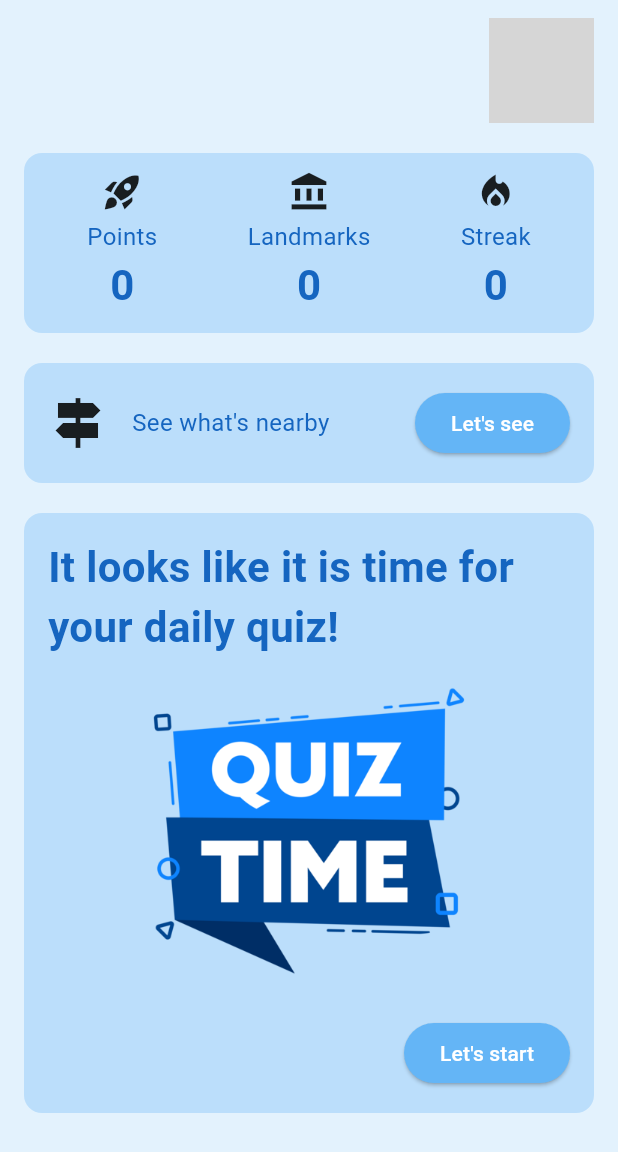
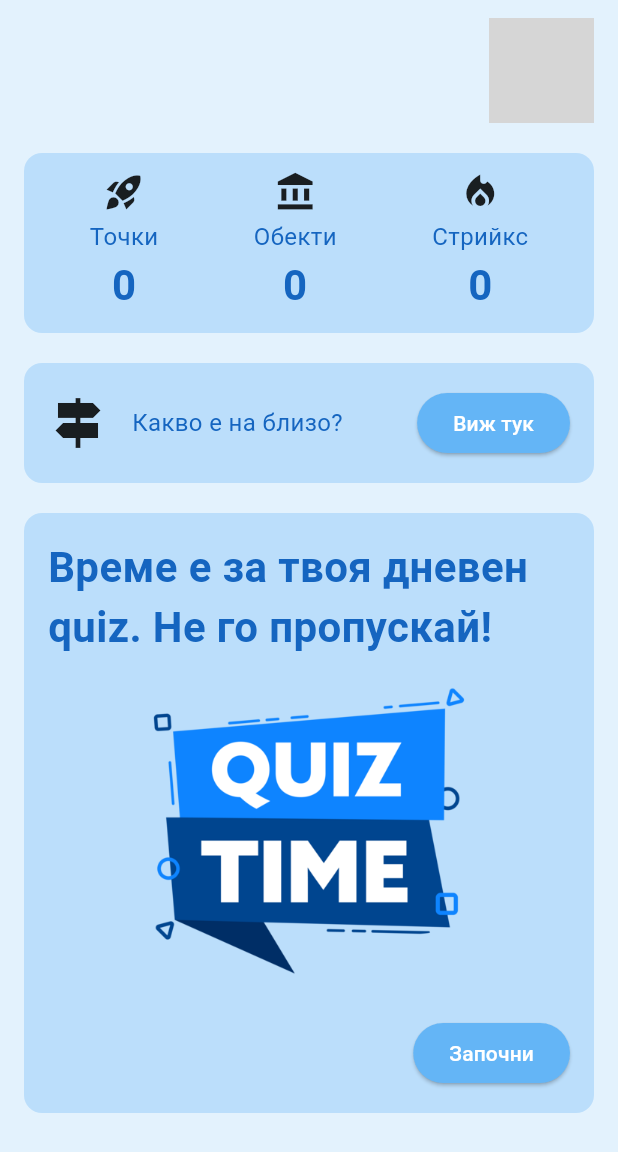
Before and after one commit to HristoSotirov/discover_bulgaria, a Flutter app: the UserScreen screen opened directly with empty values, on a phone screen of 412 x 824 dp. Shown: the top 1152 px of the screen. Run offline on Flutter 3.47's test engine with Material 3 defaults, Android fonts, the phone set to English and light mode, and no system bars; our stand-ins replace geolocator, google_maps_flutter, shared_preferences, supabase_flutter; accounts and stored records are empty; network calls fail; grey boxes are pictures that could not be loaded.

Commit message:
add visited locations and bg text

```diff
--- a/lib/screens/main_navigation_screen.dart
+++ b/lib/screens/main_navigation_screen.dart
@@ -77,9 +77,9 @@ class _MainNavigationScreenState extends State<MainNavigationScreen> {
           _refreshCurrentScreen();
         },
         items: const [
-          BottomNavigationBarItem(icon: Icon(Icons.house), label: 'Home'),
-          BottomNavigationBarItem(icon: Icon(Icons.map), label: 'Map'),
-          BottomNavigationBarItem(icon: Icon(Icons.emoji_events), label: 'Ranking'),
+          BottomNavigationBarItem(icon: Icon(Icons.house), label: 'Начало'),
+          BottomNavigationBarItem(icon: Icon(Icons.map), label: 'Карта'),
+          BottomNavigationBarItem(icon: Icon(Icons.emoji_events), label: 'Класация'),
         ],
       ),
     );
--- a/lib/screens/map_screen.dart
+++ b/lib/screens/map_screen.dart
@@ -219,7 +219,7 @@ class MapScreenState extends State<MapScreen> {
 
                         },
 
-                        child: Text(expanded ? "Hide info" : "See more"),
+                        child: Text(expanded ? "Скрий" : "Виж повече"),
                       ),
                       ElevatedButton(
                         style: ElevatedButton.styleFrom(
@@ -233,7 +233,7 @@ class MapScreenState extends State<MapScreen> {
                           );
                           launchUrl(Uri.parse(url), mode: LaunchMode.externalApplication);
                         },
-                        child: const Text("Navigate"),
+                        child: const Text("Навигирай ме"),
                       ),
                     ],
                   ),
--- a/lib/screens/nearby_landmarks_screen.dart
+++ b/lib/screens/nearby_landmarks_screen.dart
@@ -42,8 +42,9 @@ class NearbyLandmarksScreen extends StatelessWidget {
     return Scaffold(
       backgroundColor: colors['background'],
       appBar: AppBar(
+        automaticallyImplyLeading: false,
         backgroundColor: colors['appBar'],
-        title: Text('Nearby', style: textStyles['headingLarge']),
+        title: Text('Обекти наблизо', style: textStyles['headingLarge']),
         centerTitle: true,
       ),
       body: FutureBuilder<Position>(
@@ -128,9 +129,9 @@ class NearbyLandmarksScreen extends StatelessWidget {
                                         },
                                         style: ElevatedButton.styleFrom(
                                           backgroundColor: colors['button'],
-                                          padding: const EdgeInsets.symmetric(horizontal: 25),
+                                          padding: const EdgeInsets.symmetric(horizontal: 18),
                                         ),
-                                        child: const Text('See more'),
+                                        child: const Text('Виж повече'),
                                       ),
                                       const SizedBox(width: 8),
                                       ElevatedButton(
@@ -142,9 +143,9 @@ class NearbyLandmarksScreen extends StatelessWidget {
                                         },
                                         style: ElevatedButton.styleFrom(
                                           backgroundColor: colors['button'],
-                                          padding: const EdgeInsets.symmetric(horizontal: 25),
+                                          padding: const EdgeInsets.symmetric(horizontal: 20),
                                         ),
-                                        child: const Text('Navigate'),
+                                        child: const Text('Навигирай'),
                                       ),
                                     ],
                                   ),
@@ -168,7 +169,7 @@ class NearbyLandmarksScreen extends StatelessWidget {
                       padding: const EdgeInsets.symmetric(horizontal: 24, vertical: 12),
                       shape: RoundedRectangleBorder(borderRadius: BorderRadius.circular(10)),
                     ),
-                    child: const Text("Back to home"),
+                    child: const Text("Назад"),
                   ),
                 )
               ],
--- a/lib/screens/ranking_screen.dart
+++ b/lib/screens/ranking_screen.dart
@@ -64,7 +64,7 @@ class RankingScreenState extends State<RankingScreen> {
       appBar: AppBar(
         backgroundColor: colors['background'],
         elevation: 0,
-        title: Text('All Time Ranking', style: textStyles['headingLarge']),
+        title: Text('Обща класация', style: textStyles['headingLarge']),
         centerTitle: true,
       ),
       body: Padding(
--- a/lib/screens/user_screen.dart
+++ b/lib/screens/user_screen.dart
@@ -8,6 +8,9 @@ import '../screens/nearby_landmarks_screen.dart';
 import '../models/landmark_model.dart';
 import '../services/landmark_service.dart';
 import '../screens/profile_edit_screen.dart';
+import '../services/visited_landmark_service.dart';
+import '../screens/visited_landmarks_list_screen.dart';
+
 
 class UserScreen extends StatefulWidget {
   final String userId;
@@ -40,8 +43,9 @@ class UserScreenState extends State<UserScreen> {
   Future<void> _loadUserAndLandmarks() async {
     try {
       final fetchedUser = await UserService().getUserById(widget.userId);
-      //final count = await UserService().getLandmarksCount(widget.userId);
-      final count = 7;
+      final count = await VisitedLandmarkService()
+          .getVisitedLandmarksCount(widget.userId);
+    //  final count = 7;
       final fetchedLandmarks = await LandmarkService().getAllLandmarks();
 
 
@@ -138,9 +142,9 @@ class UserScreenState extends State<UserScreen> {
                   child: Row(
                     mainAxisAlignment: MainAxisAlignment.spaceAround,
                     children: [
-                      _statItem(Icons.rocket_launch, 'Points', user.points, textStyles),
-                      _statItem(Icons.account_balance, 'Landmarks', landmarksCount, textStyles),
-                      _statItem(Icons.local_fire_department, 'Streak', user.streaks, textStyles),
+                      _statItem(Icons.rocket_launch, 'Точки', user.points, textStyles),
+                      _statItem(Icons.account_balance, 'Обекти', landmarksCount, textStyles),
+                      _statItem(Icons.local_fire_department, 'Стрийкс', user.streaks, textStyles),
                     ],
                   ),
                 ),
@@ -149,8 +153,8 @@ class UserScreenState extends State<UserScreen> {
                 // What's nearby
                 _actionCard(
                   icon: Icons.signpost,
-                  text: "See what's nearby",
-                  buttonText: "Let's see",
+                  text: "Какво е на близо?",
+                  buttonText: "Виж тук",
                   onPressed: () {
                     Navigator.push(
                       context,
@@ -184,8 +188,8 @@ class UserScreenState extends State<UserScreen> {
                         Center(
                           child: Text(
                             user.isDailyQuizDone
-                                ? "You've already completed your quiz for today!"
-                                : "It looks like it is time for your daily quiz!",
+                                ? "Поздравления, завършил си своя quiz за днес"
+                                : "Време е за твоя дневен quiz. Не го пропускай! ",
                             style: textStyles['headingLarge'],
                             textAlign: TextAlign.left,
                           ),
@@ -224,7 +228,7 @@ class UserScreenState extends State<UserScreen> {
                                     await _loadUserAndLandmarks();
                                   }
                                 },
-                                child: const Text("Let's start"),
+                                child: const Text("Започни"),
                               ),
                             ],
                           ),
@@ -241,7 +245,7 @@ class UserScreenState extends State<UserScreen> {
   }
 
   Widget _statItem(IconData icon, String label, int value, Map<String, TextStyle> textStyles) {
-    return Column(
+    final content = Column(
       children: [
         Icon(icon, size: 28),
         const SizedBox(height: 4),
@@ -249,7 +253,25 @@ class UserScreenState extends State<UserScreen> {
         Text(value.toString(), style: textStyles['headingLarge']),
       ],
     );
+
+    if (label != 'Обекти') return content;
+
+    return GestureDetector(
+      onTap: () {
+        Navigator.push(
+          context,
+          MaterialPageRoute(
+            builder: (_) => VisitedLandmarksListScreen(userId: widget.userId),
+          ),
+        );
+      },
+      child: MouseRegion(
+        cursor: SystemMouseCursors.click,
+        child: content,
+      ),
+    );
   }
+
 
   Widget _actionCard({
     required IconData icon,
```
Also changed, not shown: lib/screens/landmark_details_screen.dart (+15 -6 lines), lib/screens/visited_landmarks_list_screen.dart (added, +149 -0 lines), lib/services/visited_landmark_service.dart (+13 -0 lines).
